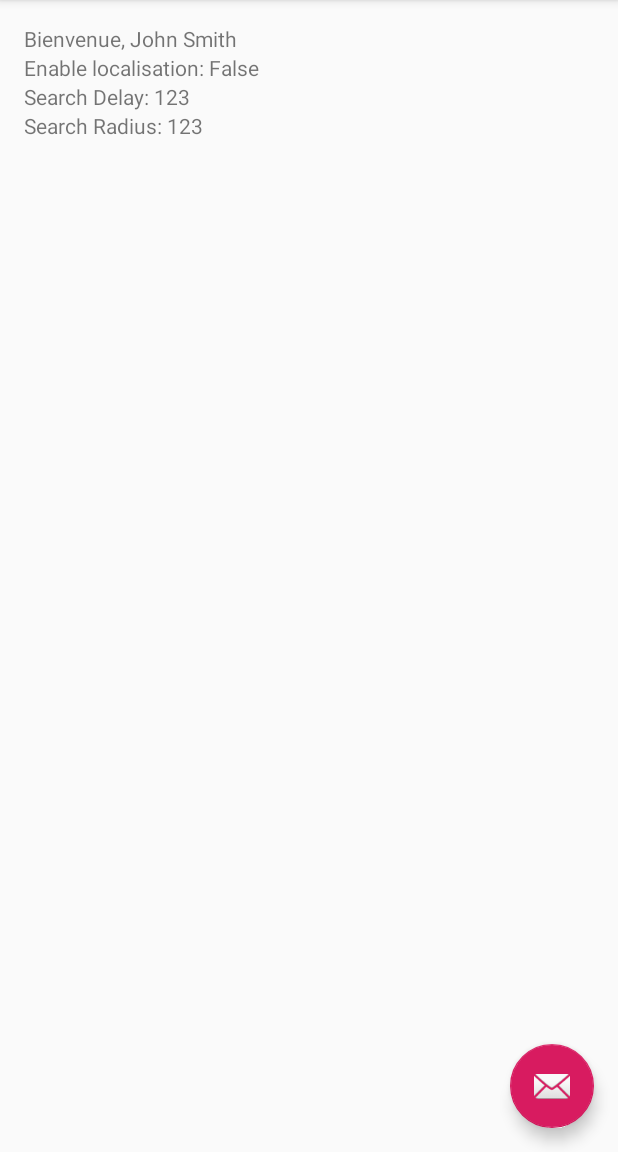
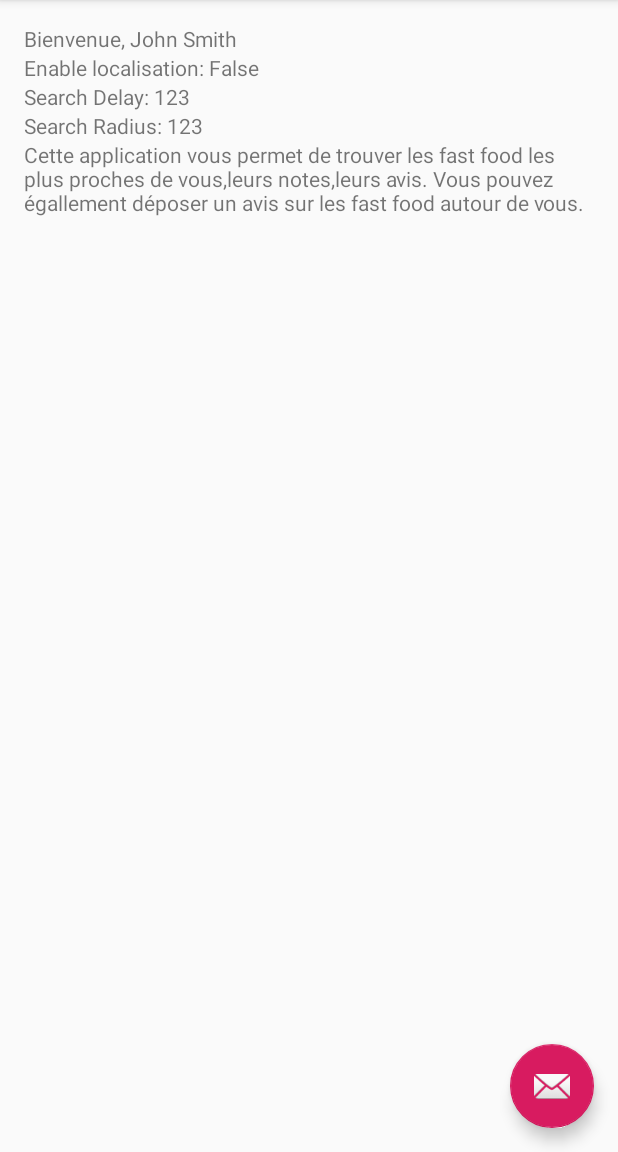
Before and after one commit to RaphaelIENCO/projetAndroid, an Android app: the screen it shows after launch (MainActivity), on a phone screen of 412 x 824 dp, the part 84-1236 px from its top. Run offline under Robolectric (Android 15) with nearby library versions, the phone set to English and light mode, and no system bars.

Commit message:
Description

```diff
--- a/app/src/main/res/layout/fragment_home.xml
+++ b/app/src/main/res/layout/fragment_home.xml
@@ -58,5 +58,15 @@
             android:id="@+id/text_search_radius_out"
             android:layout_width="wrap_content"
             android:layout_height="wrap_content" />
+
     </LinearLayout>
+    <LinearLayout
+        android:layout_width="match_parent"
+        android:layout_height="match_parent">
+        <TextView
+            android:layout_width="wrap_content"
+            android:layout_height="wrap_content"
+            android:text="@string/descriptionAppli" />
+    </LinearLayout>
+
 </LinearLayout>
--- a/app/src/main/res/values/strings.xml
+++ b/app/src/main/res/values/strings.xml
@@ -81,5 +81,6 @@
 
     <string name="key_is_db_initialized">key_is_db_initialized</string>
     <string name="bienvenue">Bienvenue,</string>
+    <string name="descriptionAppli">Cette application vous permet de trouver les fast food les plus proches de vous,leurs notes,leurs avis. Vous pouvez égallement déposer un avis sur les fast food autour de vous.</string>
 
 </resources>
```
